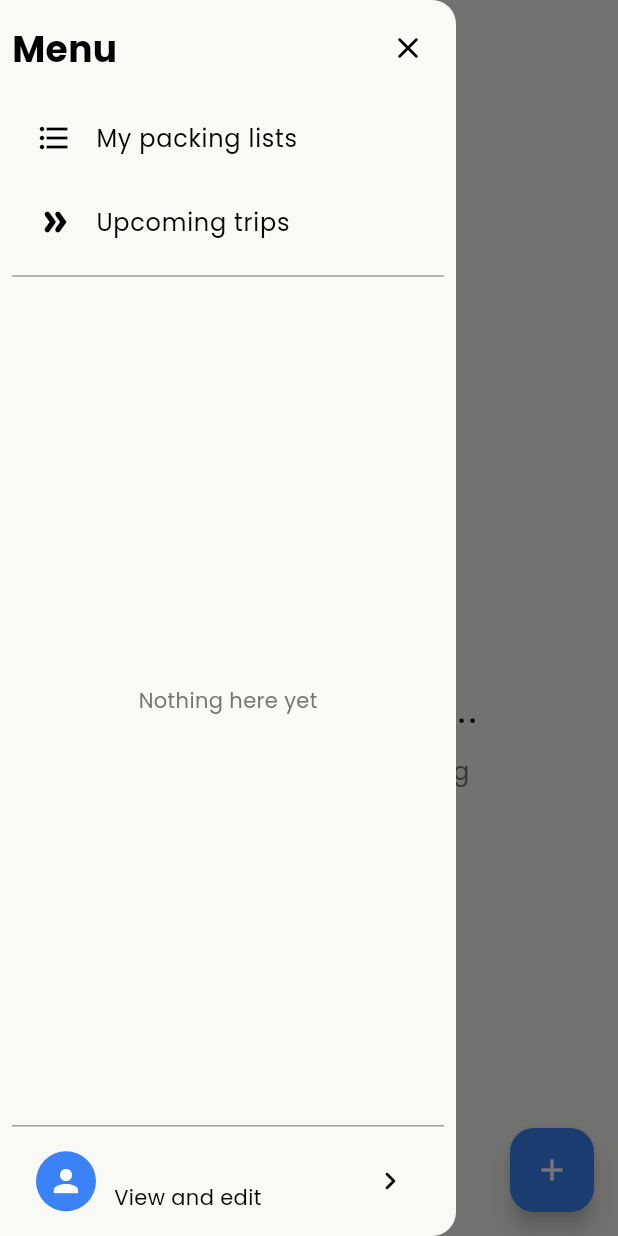
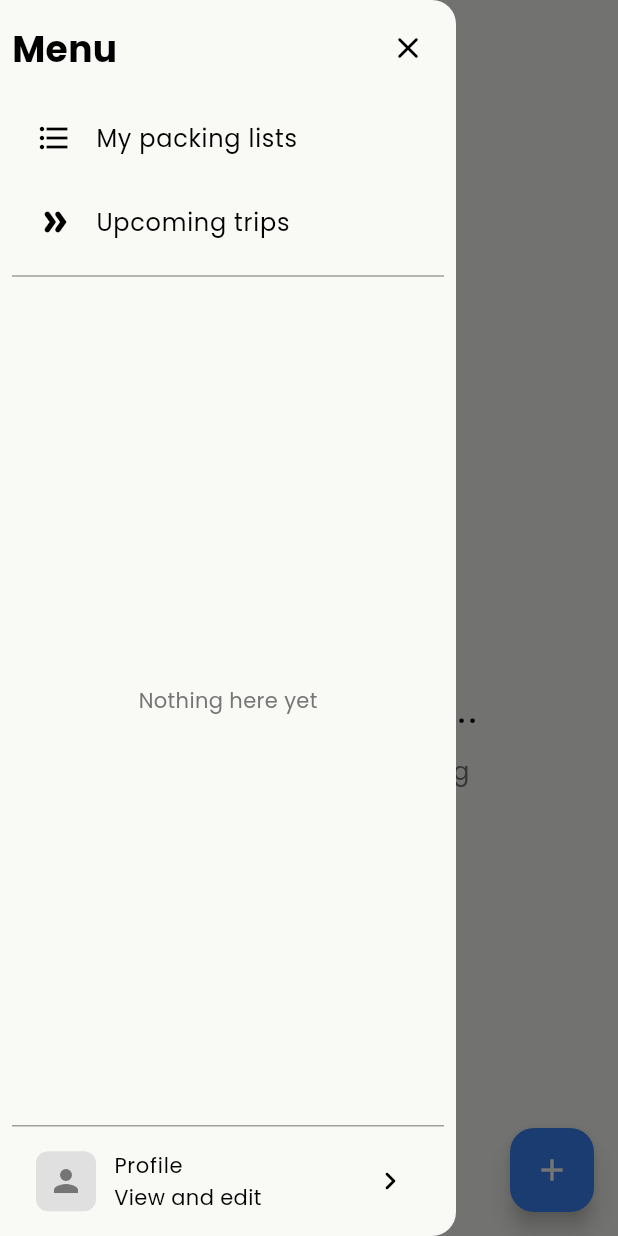
Before and after one commit to Awhalen1999/kaboodle, a Flutter app: the screen it shows once a user with an empty profile is signed in, after a tap on the "menu" icon, on a phone screen of 412 x 824 dp. Run offline on Flutter 3.47's test engine with Material 3 defaults, Android fonts, the phone set to English and light mode, and no system bars; our stand-ins replace firebase_auth, firebase_core, flutter_riverpod, flutter_svg, go_router, google_sign_in and 2 more; accounts and stored records are empty; network calls fail.

Commit message:
get and patch end points for user data

```diff
--- /dev/null
+++ b/lib/providers/user_provider.dart
@@ -0,0 +1,110 @@
+import 'package:firebase_auth/firebase_auth.dart' as auth;
+import 'package:flutter_riverpod/flutter_riverpod.dart';
+import 'package:kaboodle_app/models/user.dart';
+import 'package:kaboodle_app/providers/user_state.dart';
+import 'package:kaboodle_app/services/user/user_service.dart';
+
+/// Notifier for managing user state
+class UserNotifier extends StateNotifier<UserState> {
+  final UserService _userService = UserService();
+
+  UserNotifier() : super(const UserState()) {
+    // Auto-fetch user profile when provider is created
+    loadUserProfile();
+  }
+
+  /// Load user profile from the API
+  Future<void> loadUserProfile() async {
+    // Don't reload if already loading
+    if (state.isLoading) return;
+
+    // Check if user is authenticated before making API call
+    final authUser = auth.FirebaseAuth.instance.currentUser;
+    if (authUser == null) {
+      print('⚠️ [UserProvider] User not authenticated, skipping load');
+      state = state.copyWith(
+        isLoading: false,
+        error: 'User not authenticated',
+      );
+      return;
+    }
+
+    print('👤 [UserProvider] Loading user profile...');
+    state = state.copyWith(isLoading: true, error: null);
+
+    try {
+      final user = await _userService.getUserProfile();
+
+      if (user != null) {
+        print('✅ [UserProvider] User profile loaded: ${user.displayName ?? user.email}');
+        state = UserState(user: user, isLoading: false);
+      } else {
+        print('❌ [UserProvider] Failed to load user profile');
+        state = state.copyWith(
+          isLoading: false,
+          error: 'Failed to load user profile',
+        );
+      }
+    } catch (e) {
+      print('❌ [UserProvider] Error loading user profile: $e');
+      state = state.copyWith(
+        isLoading: false,
+        error: e.toString(),
+      );
+    }
+  }
+
+  /// Refresh user profile (force reload)
+  Future<void> refreshUserProfile() async {
+    // Force refresh by resetting loading state first
+    if (state.isLoading) {
+      state = state.copyWith(isLoading: false);
+    }
+    await loadUserProfile();
+  }
+
+  /// Update user profile
+  Future<bool> updateUserProfile({
+    String? displayName,
+    String? photoUrl,
+  }) async {
+    print('📝 [UserProvider] Updating user profile...');
+
+    try {
+      final updatedUser = await _userService.updateUserProfile(
+        displayName: displayName,
+        photoUrl: photoUrl,
+      );
+
+      if (updatedUser != null) {
+        print('✅ [UserProvider] User profile updated');
+        state = UserState(user: updatedUser, isLoading: false);
+        return true;
+      } else {
+        print('❌ [UserProvider] Failed to update user profile');
+        return false;
+      }
+    } catch (e) {
+      print('❌ [UserProvider] Error updating user profile: $e');
+      state = state.copyWith(error: e.toString());
+      return false;
+    }
+  }
+
+  /// Clear user state (for logout)
+  void clearUser() {
+    state = const UserState();
+  }
+
+  /// Clear error state
+  void clearError() {
+    state = state.copyWith(error: null);
+  }
+}
+
+/// Provider for user
+/// Usage: ref.watch(userProvider) to get state
+///        ref.read(userProvider.notifier) to call methods
+final userProvider = StateNotifierProvider<UserNotifier, UserState>((ref) {
+  return UserNotifier();
+});
--- a/lib/services/api/endpoints.dart
+++ b/lib/services/api/endpoints.dart
@@ -24,6 +24,9 @@
   // Items
   static String item(String id) => '/api/items/$id';
 
+  // User Profile
+  static const String userProfile = '/api/user-profile';
+
   // Utility
   static const String categories = '/api/categories';
   static const String tags = '/api/tags';
--- a/lib/shared/widgets/menu_drawer.dart
+++ b/lib/shared/widgets/menu_drawer.dart
@@ -1,8 +1,8 @@
-import 'package:firebase_auth/firebase_auth.dart';
 import 'package:flutter/material.dart';
 import 'package:flutter_riverpod/flutter_riverpod.dart';
 import 'package:go_router/go_router.dart';
 import 'package:kaboodle_app/providers/trips_provider.dart';
+import 'package:kaboodle_app/providers/user_provider.dart';
 
 class MenuDrawer extends ConsumerWidget {
   const MenuDrawer({
@@ -11,8 +11,8 @@
 
   @override
   Widget build(BuildContext context, WidgetRef ref) {
-    final user = FirebaseAuth.instance.currentUser;
     final tripsState = ref.watch(tripsProvider);
+    final userState = ref.watch(userProvider);
 
     return Drawer(
       child: SafeArea(
@@ -109,7 +109,7 @@
                     vertical: -4,
                   ),
                   title: Text(
-                    user?.email ?? 'Profile',
+                    userState.user?.displayName ?? userState.user?.email ?? 'Profile',
                     style: const TextStyle(
                       fontSize: 14,
                     ),
@@ -118,8 +118,31 @@
                     softWrap: false,
                   ),
                   subtitle: const Text('View and edit'),
-                  leading: CircleAvatar(
-                    child: const Icon(Icons.person),
+                  leading: Container(
+                    width: 40,
+                    height: 40,
+                    decoration: BoxDecoration(
+                      borderRadius: BorderRadius.circular(8),
+                      color: Colors.grey[300],
+                    ),
+                    clipBehavior: Clip.antiAlias,
+                    child: userState.user?.photoUrl != null
+                        ? Image.network(
+                            userState.user!.photoUrl!,
+                            fit: BoxFit.cover,
+                            errorBuilder: (context, error, stackTrace) {
+                              return Icon(
+                                Icons.person,
+                                size: 24,
+                                color: Colors.grey[600],
+                              );
+                            },
+                          )
+                        : Icon(
+                            Icons.person,
+                            size: 24,
+                            color: Colors.grey[600],
+                          ),
                   ),
                   trailing: const Icon(Icons.chevron_right_rounded),
                   onTap: () {
--- a/pubspec.yaml
+++ b/pubspec.yaml
@@ -43,6 +43,7 @@
   google_sign_in: ^6.2.1
   http: ^1.2.0
   flutter_riverpod: ^2.6.1
+  intl: ^0.19.0
 
 dev_dependencies:
   flutter_test:
```
Also changed, not shown: lib/features/profile/widgets/profile_body.dart (+134 -66 lines), lib/models/user.dart (added, +66 -0 lines), lib/providers/user_state.dart (added, +33 -0 lines), lib/services/user/user_service.dart (added, +49 -0 lines), pubspec.lock.
